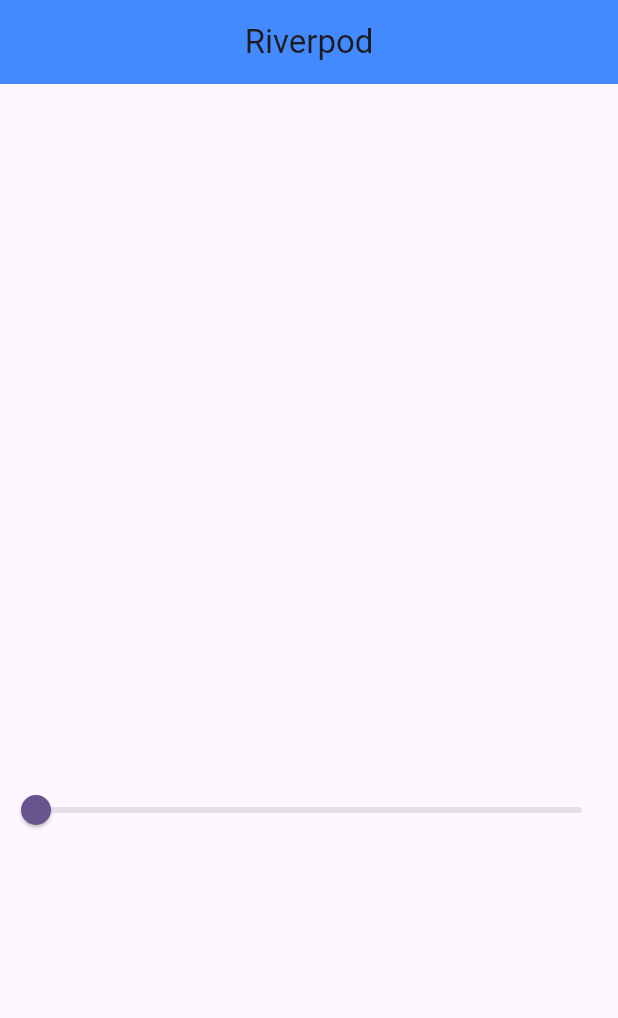
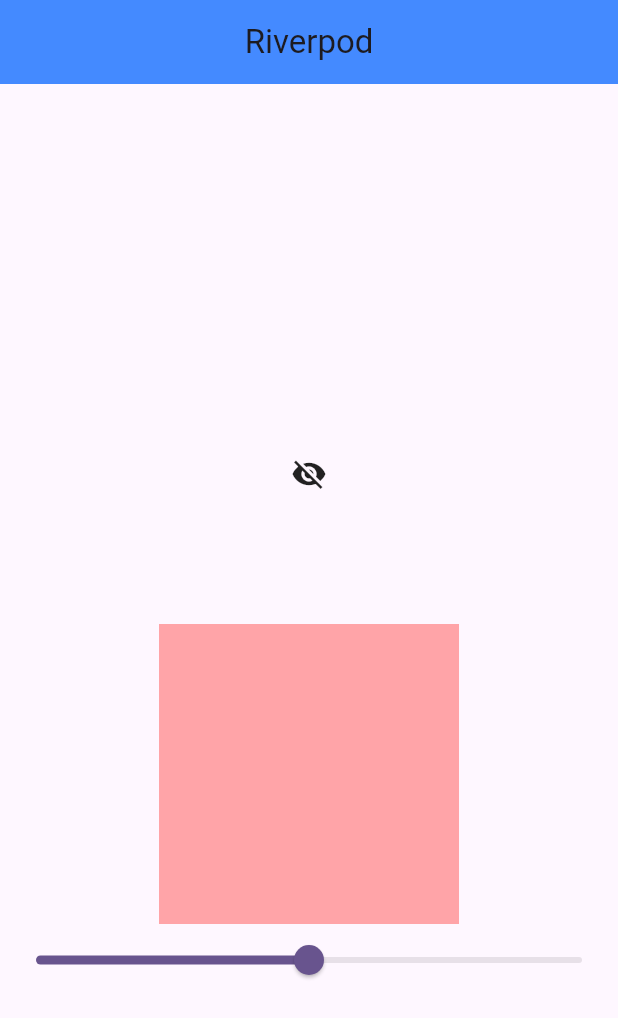
Before and after one commit to Irtaza4/riverpod, a Flutter app: the screen it shows after launch, on a phone screen of 412 x 824 dp. Shown: the top 1018 px of the screen. Run offline on Flutter 3.47's test engine with Material 3 defaults, Android fonts, the phone set to English and light mode, and no system bars; our stand-ins replace flutter_riverpod.

```diff
--- a/lib/home.dart
+++ b/lib/home.dart
@@ -28,7 +28,23 @@ class Home extends ConsumerWidget {
         mainAxisAlignment: MainAxisAlignment.center,
         children: [
           Consumer(builder: (context,ref,child){
-            final sliderD = ref.watch(sliderProvider);
+            final sliderD = ref.watch(sliderProvider.select((state)=>state.showPassword));
+            return Center(
+              child: InkWell(
+                onTap: (){
+                  final slideProvider = ref.read(sliderProvider.notifier);
+                  slideProvider.state=slideProvider.state.copyWith(showPassword: !sliderD);
+                },
+                child: Container(
+                  height: 200,
+                  width: 200,
+                  child: sliderD?Icon(Icons.visibility):Icon(Icons.visibility_off)
+                ),
+              ),
+            );
+          }),
+          Consumer(builder: (context,ref,child){
+            final sliderD = ref.watch(sliderProvider.select((state)=>state.slider));
             return Center(
               child: Container(
                 height: 200,
@@ -39,9 +55,10 @@ class Home extends ConsumerWidget {
           }),
 
           Consumer(builder: (context,ref,child){
-            final sliderD = ref.watch(sliderProvider);
+            final sliderD = ref.watch(sliderProvider.select((state)=>state.slider));
             return Slider(value: sliderD, onChanged: (value){
-              ref.read(sliderProvider.notifier).state=value;
+              final stateProvider = ref.read(sliderProvider.notifier);
+              stateProvider.state=stateProvider.state.copyWith(slider: value);
             });
           })
 
--- a/lib/slide_provider.dart
+++ b/lib/slide_provider.dart
@@ -1,6 +1,18 @@
 
 import 'package:flutter_riverpod/flutter_riverpod.dart';
 
-final sliderProvider = StateProvider<double>((ref){
-  return 0.0;
+final sliderProvider = StateProvider<AppState>((ref){
+  return AppState(slider: 0.5, showPassword: false);
 });
+
+class AppState{
+    final  double slider;
+    final  bool showPassword;
+  AppState({required this.slider,required this.showPassword});
+  AppState copyWith({
+      double? slider,
+      bool? showPassword
+}){
+    return AppState(slider: slider?? this.slider, showPassword: showPassword?? this.showPassword);
+  }
+}
```
